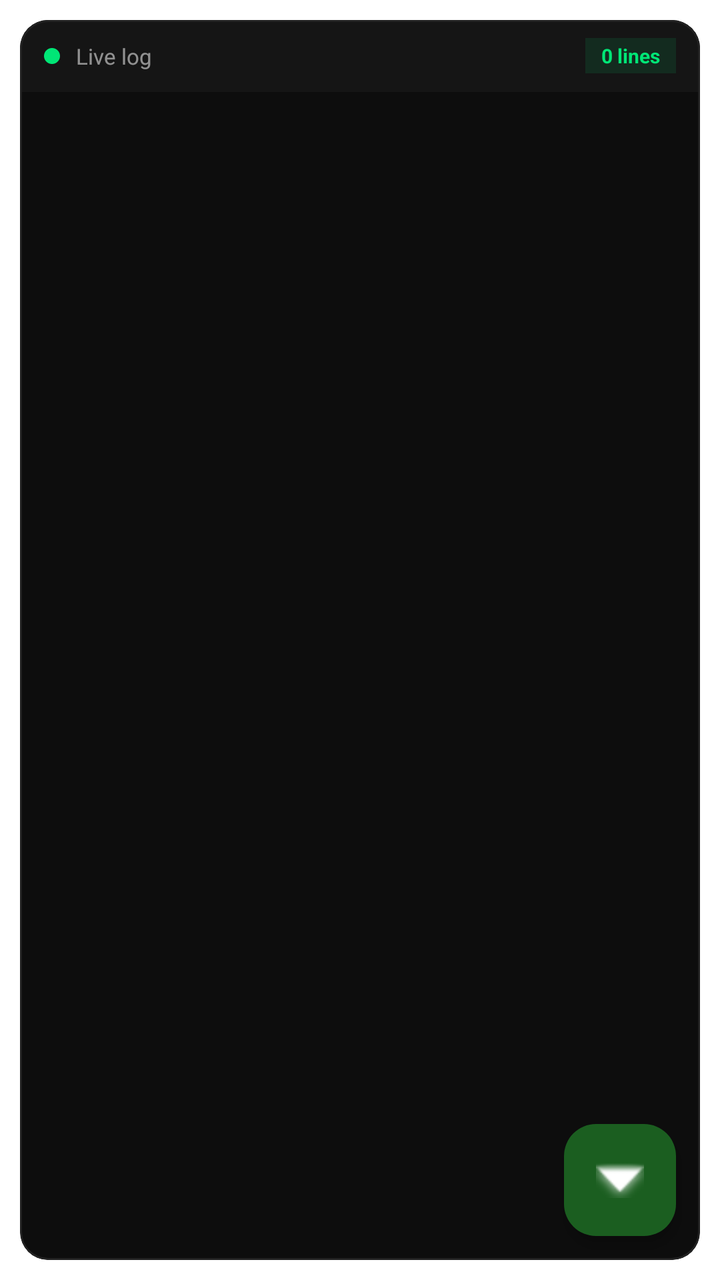
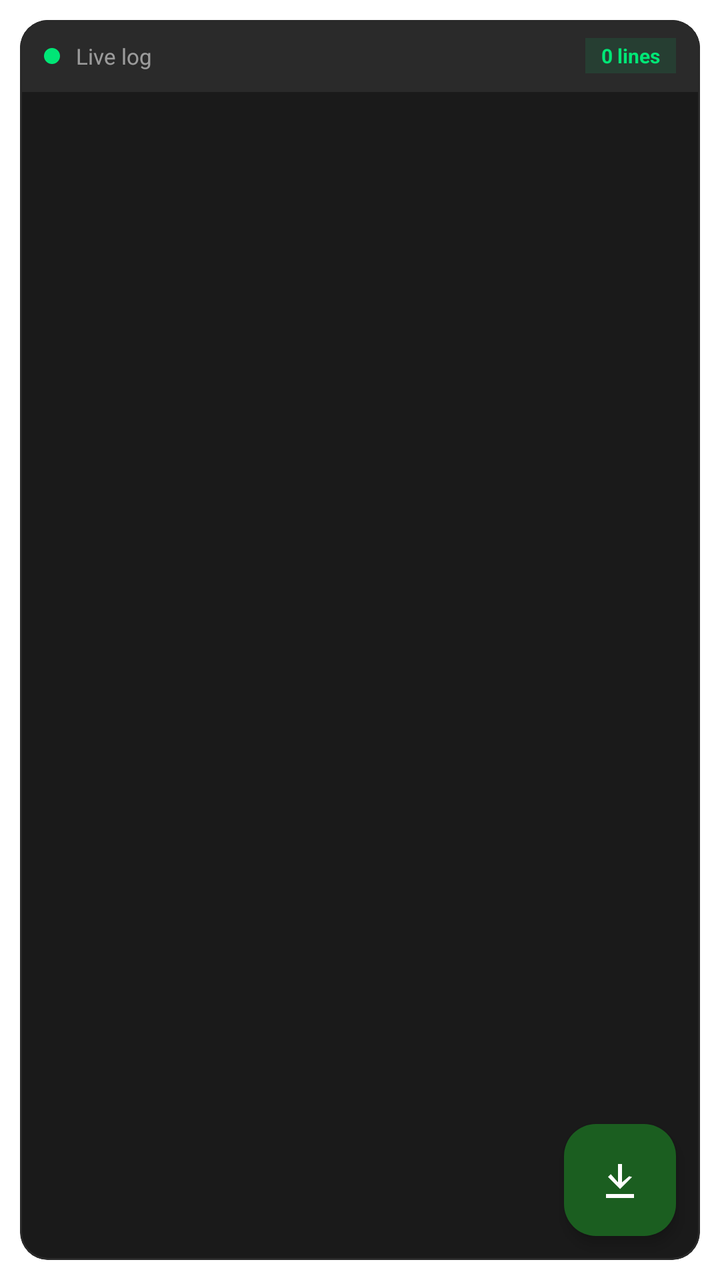

The first picture is an Android layout as it rendered before a commit; the second is the same layout after the commit. The layout source and the unified diff follow.
<!-- AndroidManifest.xml: application theme Theme.MyApp -->
<!-- res/layout/page_connection_log.xml -->
<?xml version="1.0" encoding="utf-8"?>
<FrameLayout xmlns:android="http://schemas.android.com/apk/res/android"
    xmlns:app="http://schemas.android.com/apk/res-auto"
    android:layout_width="match_parent"
    android:layout_height="match_parent"
    android:background="?attr/colorSurface">

    
    <LinearLayout
        android:id="@+id/emptyLogState"
        android:layout_width="match_parent"
        android:layout_height="match_parent"
        android:gravity="center"
        android:orientation="vertical"
        android:padding="32dp"
        android:visibility="gone">

        <TextView
            android:layout_width="wrap_content"
            android:layout_height="wrap_content"
            android:text="📋"
            android:textSize="40sp" />

        <TextView
            android:layout_width="wrap_content"
            android:layout_height="wrap_content"
            android:layout_marginTop="12dp"
            android:text="ยังไม่มี Log"
            android:textColor="?attr/colorOnSurface"
            android:textSize="16sp"
            android:textStyle="bold" />

        <TextView
            android:layout_width="wrap_content"
            android:layout_height="wrap_content"
            android:layout_marginTop="6dp"
            android:gravity="center"
            android:text="เมื่อเชื่อมต่อ VPN รายละเอียด\nจะแสดงที่นี่"
            android:textColor="#88FFFFFF"
            android:textSize="13sp" />
    </LinearLayout>

    
    <com.google.android.material.card.MaterialCardView
        android:id="@+id/cardLog"
        android:layout_width="match_parent"
        android:layout_height="match_parent"
        android:layout_margin="10dp"
        app:cardBackgroundColor="#0D0D0D"
        app:cardCornerRadius="14dp"
        app:cardElevation="0dp"
        app:strokeWidth="1dp"
        app:strokeColor="#222222">

        <FrameLayout
            android:layout_width="match_parent"
            android:layout_height="match_parent">

            
            <LinearLayout
                android:layout_width="match_parent"
                android:layout_height="36dp"
                android:background="#151515"
                android:gravity="center_vertical"
                android:orientation="horizontal"
                android:paddingHorizontal="12dp">

                <View
                    android:layout_width="8dp"
                    android:layout_height="8dp"
                    android:background="@drawable/bg_dot_green" />

                <TextView
                    android:id="@+id/txtLogMeta"
                    android:layout_width="0dp"
                    android:layout_height="wrap_content"
                    android:layout_marginStart="8dp"
                    android:layout_weight="1"
                    android:ellipsize="end"
                    android:maxLines="1"
                    android:text="Live log"
                    android:textColor="#88FFFFFF"
                    android:textSize="11sp" />

                <TextView
                    android:id="@+id/txtLogCount"
                    android:layout_width="wrap_content"
                    android:layout_height="wrap_content"
                    android:background="#1A00E676"
                    android:paddingHorizontal="8dp"
                    android:paddingVertical="2dp"
                    android:text="0 lines"
                    android:textColor="#00E676"
                    android:textSize="10sp"
                    android:textStyle="bold" />
            </LinearLayout>

            <ScrollView
                android:id="@+id/scrollLogView"
                android:layout_width="match_parent"
                android:layout_height="match_parent"
                android:layout_marginTop="36dp"
                android:clipToPadding="false"
                android:fillViewport="true"
                android:overScrollMode="ifContentScrolls"
                android:paddingHorizontal="10dp"
                android:paddingTop="8dp"
                android:paddingBottom="56dp"
                android:scrollbars="vertical">

                <TextView
                    android:id="@+id/txtLogContent"
                    android:layout_width="match_parent"
                    android:layout_height="wrap_content"
                    android:fontFamily="monospace"
                    android:letterSpacing="0.01"
                    android:lineSpacingExtra="3dp"
                    android:textColor="?attr/colorOnSurface"
                    android:textIsSelectable="true"
                    android:textSize="11sp" />
            </ScrollView>

            
            <com.google.android.material.floatingactionbutton.FloatingActionButton
                android:id="@+id/btnLogScrollBottom"
                android:layout_width="wrap_content"
                android:layout_height="wrap_content"
                android:layout_gravity="bottom|end"
                android:layout_margin="12dp"
                android:contentDescription="Scroll to bottom"
                app:backgroundTint="#1B5E20"
                app:elevation="4dp"
                app:fabSize="mini"
                app:srcCompat="@android:drawable/arrow_down_float"
                app:tint="#FFFFFF" />
        </FrameLayout>
    </com.google.android.material.card.MaterialCardView>

    
    <ImageButton
        android:id="@+id/btnLogCopy"
        android:layout_width="0dp"
        android:layout_height="0dp"
        android:visibility="gone" />
    <ImageButton
        android:id="@+id/btnLogClear"
        android:layout_width="0dp"
        android:layout_height="0dp"
        android:visibility="gone" />
</FrameLayout>
<!-- resources referenced by this layout -->
<resources>
  <!-- drawable bg_dot_green (drawable) -->
  <?xml version="1.0" encoding="utf-8"?>
  <shape xmlns:android="http://schemas.android.com/apk/res/android"
      android:shape="oval">
      <solid android:color="#00E676" />
  </shape>
  <style name="Theme.MyApp" parent="Theme.Material3.DayNight.NoActionBar">
          <item name="colorPrimary">@color/accent_green</item>
          <item name="colorOnPrimary">#FFFFFF</item>
          <item name="colorPrimaryContainer">@color/md_theme_primary_container</item>
          <item name="colorOnPrimaryContainer">@color/md_theme_on_primary_container</item>
          <item name="colorSecondary">@color/md_theme_secondary</item>
          <item name="colorOnSecondary">@color/md_theme_on_secondary</item>
          <item name="colorSecondaryContainer">@color/md_theme_secondary_container</item>
          <item name="colorOnSecondaryContainer">@color/md_theme_on_secondary_container</item>
          <item name="colorTertiary">@color/md_theme_tertiary</item>
          <item name="colorOnTertiary">@color/md_theme_on_tertiary</item>
          <item name="colorError">@color/md_theme_error</item>
          <item name="colorOnError">@color/md_theme_on_error</item>
          <item name="android:colorBackground">@color/window_background</item>
          <item name="colorOnBackground">@color/text_primary</item>
          <item name="colorSurface">@color/card_background</item>
          <item name="colorOnSurface">@color/text_primary</item>
          <item name="colorSurfaceVariant">@color/md_theme_surface_variant</item>
          <item name="colorOnSurfaceVariant">@color/text_secondary</item>
          <item name="colorOutline">@color/divider</item>
          <item name="android:statusBarColor">@color/status_bar</item>
          <item name="android:navigationBarColor">@color/bottom_nav_background</item>
          <item name="android:windowBackground">@color/window_background</item>
          <item name="android:windowLightStatusBar">true</item>
      </style>
  <color name="accent_green">#00A854</color>
  <color name="md_theme_primary_container">#E0E0FF</color>
  <color name="md_theme_on_primary_container">#12134A</color>
  <color name="md_theme_secondary">#5A5D72</color>
  <color name="md_theme_on_secondary">#FFFFFF</color>
  <color name="md_theme_secondary_container">#DFE1F9</color>
  <color name="md_theme_on_secondary_container">#171B2C</color>
  <color name="md_theme_tertiary">#006B5F</color>
  <color name="md_theme_on_tertiary">#FFFFFF</color>
  <color name="md_theme_error">#BA1A1A</color>
  <color name="md_theme_on_error">#FFFFFF</color>
  <color name="window_background">#FFFFFF</color>
  <color name="text_primary">#1A1B21</color>
  <color name="card_background">#FFFFFF</color>
  <color name="md_theme_surface_variant">#E3E1EC</color>
  <color name="text_secondary">#6B7280</color>
  <color name="divider">#E5E7EB</color>
  <color name="status_bar">#FFFFFF</color>
  <color name="bottom_nav_background">#FFFFFF</color>
</resources>

<!-- the commit's change to res/layout/page_connection_log.xml (unified diff, before → after) -->
@@ -46,11 +46,11 @@
         android:layout_width="match_parent"
         android:layout_height="match_parent"
         android:layout_margin="10dp"
-        app:cardBackgroundColor="#0D0D0D"
+        app:cardBackgroundColor="#1A1A1A"
         app:cardCornerRadius="14dp"
         app:cardElevation="0dp"
         app:strokeWidth="1dp"
-        app:strokeColor="#222222">
+        app:strokeColor="#2A2A2A">
 
         <FrameLayout
             android:layout_width="match_parent"
@@ -60,7 +60,7 @@
             <LinearLayout
                 android:layout_width="match_parent"
                 android:layout_height="36dp"
-                android:background="#151515"
+                android:background="#2A2A2A"
                 android:gravity="center_vertical"
                 android:orientation="horizontal"
                 android:paddingHorizontal="12dp">
@@ -131,7 +131,7 @@
                 app:backgroundTint="#1B5E20"
                 app:elevation="4dp"
                 app:fabSize="mini"
-                app:srcCompat="@android:drawable/arrow_down_float"
+                app:srcCompat="@drawable/ic_scroll_down"
                 app:tint="#FFFFFF" />
         </FrameLayout>
     </com.google.android.material.card.MaterialCardView>
<!-- resource entries referenced after the edit -->
@@ -6,6 +6,18 @@
       android:shape="oval">
       <solid android:color="#00E676" />
   </shape>
+  <!-- drawable ic_scroll_down (drawable) -->
+  <?xml version="1.0" encoding="utf-8"?>
+  <vector xmlns:android="http://schemas.android.com/apk/res/android"
+      android:width="24dp"
+      android:height="24dp"
+      android:viewportWidth="24"
+      android:viewportHeight="24">
+      
+      <path
+          android:fillColor="#FFFFFF"
+          android:pathData="M12,16.5l-6,-6 1.4,-1.4L11,13.17V4h2v9.17l3.6,-3.07L18,10.5l-6,6zM5,19h14v2H5v-2z"/>
+  </vector>
   <style name="Theme.MyApp" parent="Theme.Material3.DayNight.NoActionBar">
           <item name="colorPrimary">@color/accent_green</item>
           <item name="colorOnPrimary">#FFFFFF</item>
